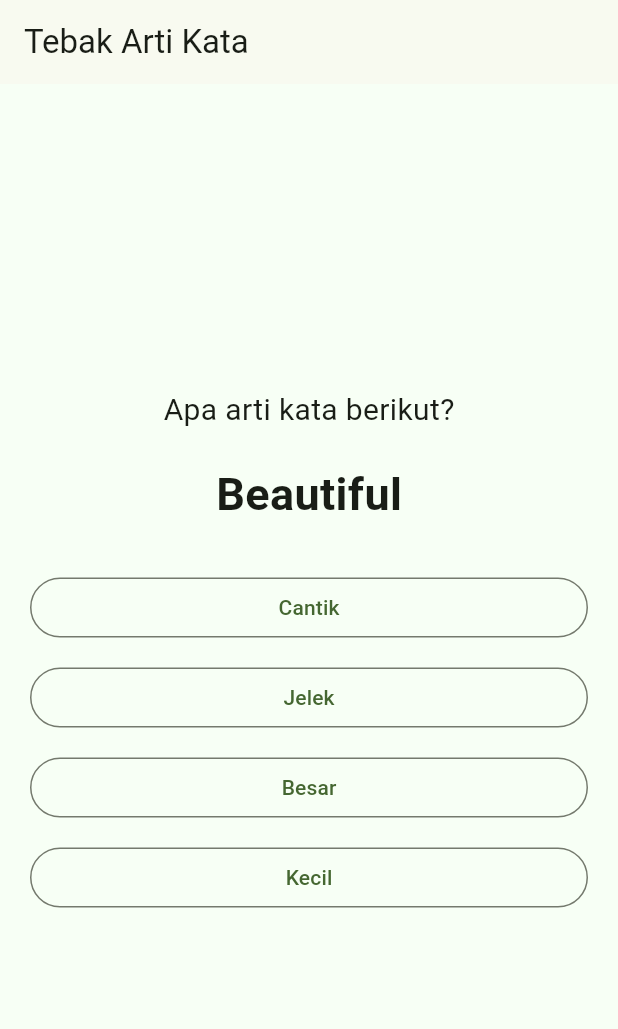
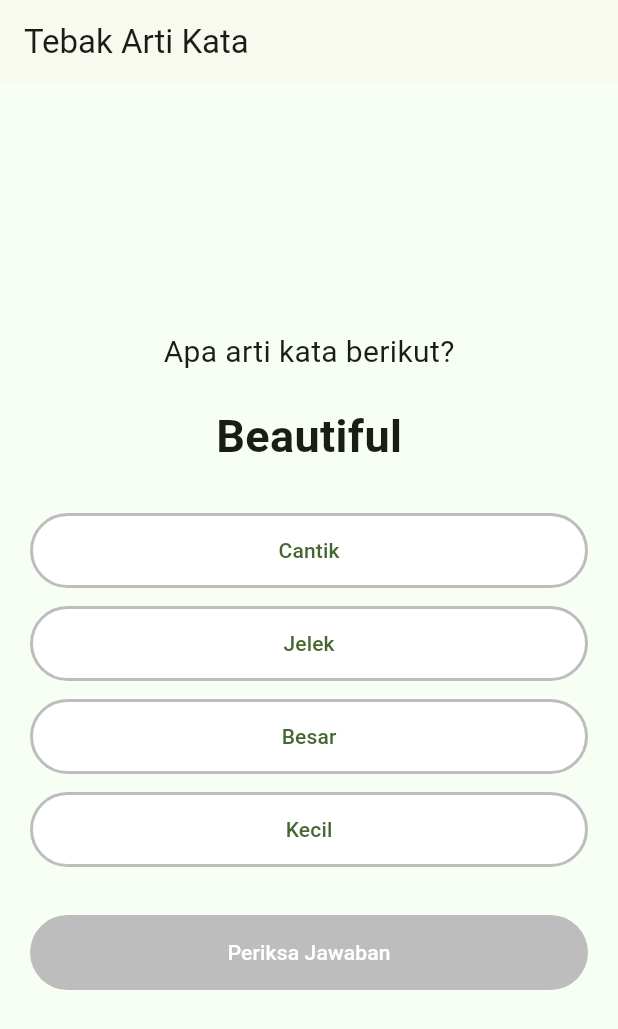
Before and after one commit to nadia535250186-pixel/Moprog-uas, a Flutter app: the screen it shows after launch, on a phone screen of 412 x 824 dp. Shown: the top 1029 px of the screen. Run offline on Flutter 3.47's test engine with Material 3 defaults, Android fonts, the phone set to English and light mode, and no system bars; our stand-ins replace cloud_firestore, firebase_auth, firebase_core, image_picker, shared_preferences; accounts and stored records are empty.

Commit message:
Menambahkan fungsi memilih jawaban dan logic pengecekan jawaban

```diff
--- a/lib/pages/quiz/word_meaning_page.dart
+++ b/lib/pages/quiz/word_meaning_page.dart
@@ -29,8 +29,21 @@ class _WordMeaningPageState extends State<WordMeaningPage> {
       explanation: 'Expensive berarti Mahal.',
     ),
   ];
+  int currQuestion = 0;
+  String? selectedAnswer;
+  bool isChecked = false;
+  int score = 0;
 
-  int currQuestion = 0;
+  void checkAnswer() {
+    if (selectedAnswer == null) return;
+
+    setState(() {
+      isChecked = true;
+      if(questions[currQuestion].checkAnswer(selectedAnswer!)) {
+        score++;
+      }
+    });
+  }
 
   @override
   Widget build(BuildContext context) {
@@ -54,15 +67,67 @@ class _WordMeaningPageState extends State<WordMeaningPage> {
             ),
             const SizedBox(height: 30),
             ...question.options.map((option) {
+              final IsSelected = selectedAnswer == option;
               return Container(
                 width: double.infinity,
                 margin: const EdgeInsets.only(bottom: 12),
                 child: OutlinedButton(
-                  onPressed: () {},
+                  onPressed: isChecked ? null : () {
+                    setState(() {
+                      selectedAnswer = option;
+                    });
+
+                  },
                   child: Text(option),
+                  style: OutlinedButton.styleFrom(
+                    padding: const EdgeInsets.all(15),
+                    backgroundColor: IsSelected ? const Color(0xFFDFF7D2) : Colors.white,
+                    side: BorderSide(color: IsSelected ? const Color(0xFF58CC02) : Colors.grey.shade400, width: 2)
+                  ),
                 ),
               );
             }),
+            const SizedBox(height: 20,),
+            if(isChecked)
+              Container(
+                width: double.infinity,
+                padding: const EdgeInsets.all(20),
+                margin: const EdgeInsets.only(top: 20, bottom: 20),
+                decoration: BoxDecoration(
+                  color: questions[currQuestion].checkAnswer(selectedAnswer!) ? const Color(0xFFDFF7D2) : const Color(0xFFFFE0E0),
+                  borderRadius: BorderRadius.circular(12),
+                ),
+                child: Column(
+                  crossAxisAlignment: CrossAxisAlignment.start,
+                  children: [
+                    Text(
+                      questions[currQuestion].checkAnswer(selectedAnswer!) ? 'Jawaban Benar' : 'Jawaban Salah',
+                      style: const TextStyle(
+                        fontWeight: FontWeight.bold,
+                        fontSize: 16
+                      ),
+                    ),
+                    const SizedBox(height: 5),
+                    Text(question.explanation),
+                    if(!questions[currQuestion].checkAnswer(selectedAnswer!))
+                      Text('Jawaban benar: ${question.answer}')
+                    ],
+                ),
+              ),
+            SizedBox(
+              width: double.infinity,
+              height: 50,
+              child: ElevatedButton(
+                onPressed: selectedAnswer == null || isChecked ? null : checkAnswer,
+                style: ElevatedButton.styleFrom(
+                  backgroundColor: const Color(0xFF58CC02),
+                  foregroundColor: Colors.white,
+                  disabledBackgroundColor: Colors.grey.shade400,
+                  disabledForegroundColor: Colors.white,
+                ),
+                child: const Text('Periksa Jawaban')
+              ),
+            ),
           ],
         )
       ),
```
